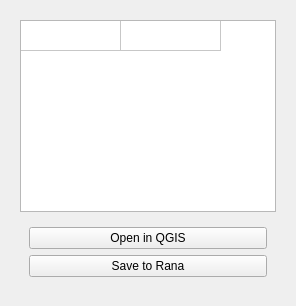
The window that rana_qgis_plugin/widgets/ui/rana.ui (nens/rana-qgis-plugin) describes before a commit, drawn with Qt 5.
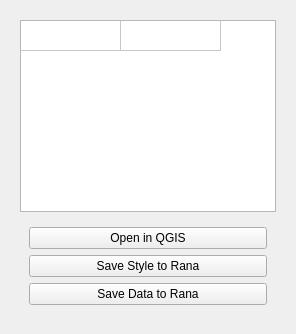
The same window after the commit. The open tabs and pages were chosen to show the change.

Commit message: Generate vector styling files for the Web Client (#25)

```diff
--- a/rana_qgis_plugin/widgets/ui/rana.ui
+++ b/rana_qgis_plugin/widgets/ui/rana.ui
@@ -124,10 +124,17 @@
             </property>
            </widget>
           </item>
+          <item>
+           <widget class="QPushButton" name="btn_save_vector_style">
+            <property name="text">
+             <string>Save Style to Rana</string>
+            </property>
+           </widget>
+          </item>
           <item>
            <widget class="QPushButton" name="btn_save">
             <property name="text">
-             <string>Save to Rana</string>
+             <string>Save Data to Rana</string>
             </property>
            </widget>
           </item>
```
The commit also changes 7 other files.
